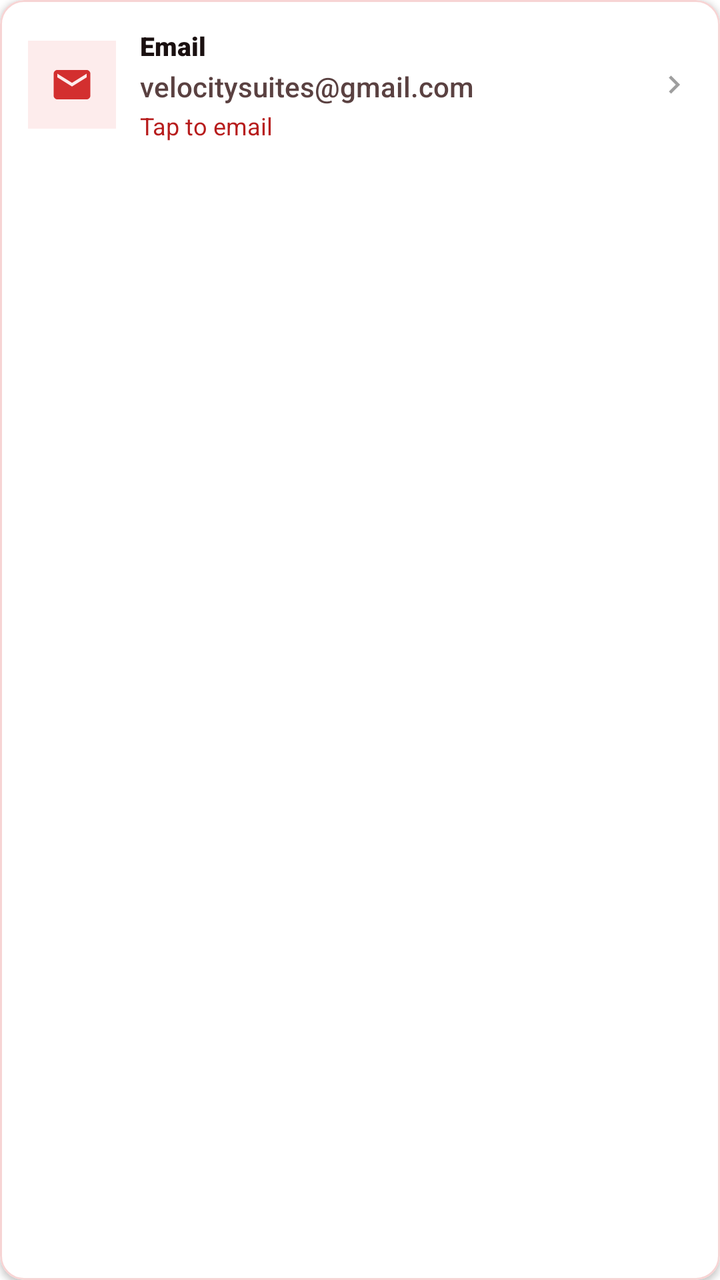
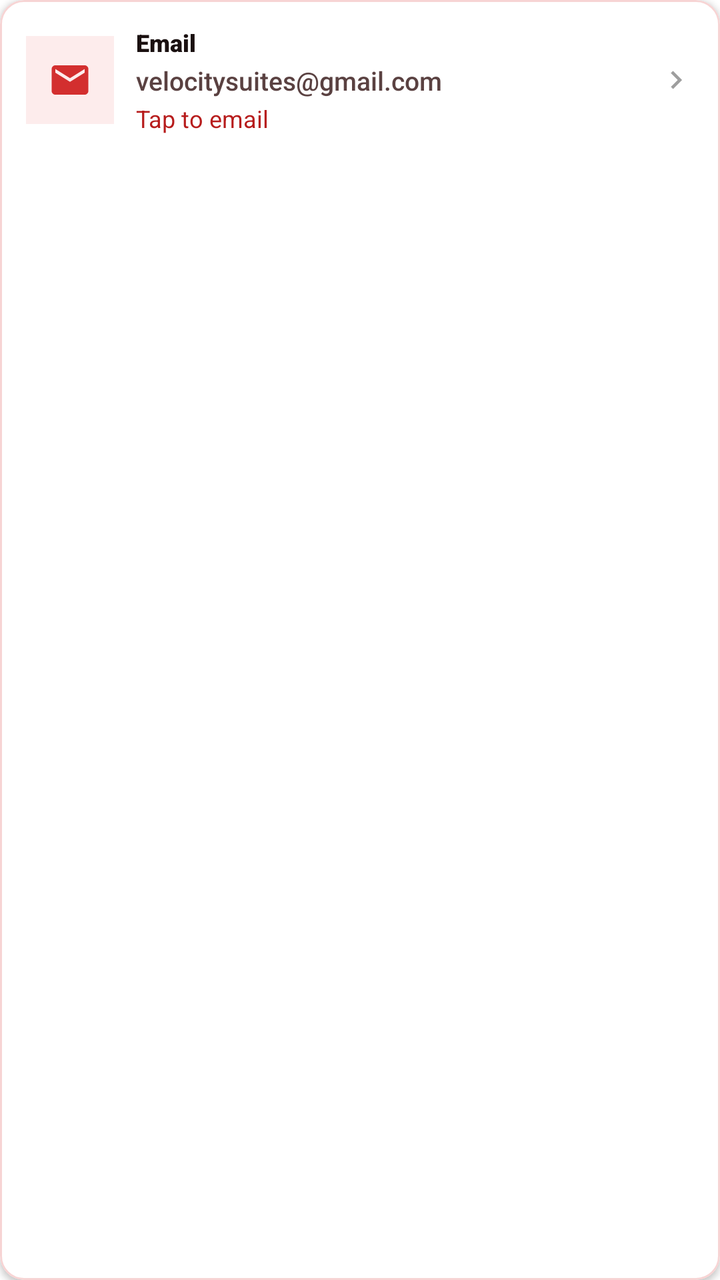

An Android layout rendered at two revisions. The XML below is the earlier revision; the diff shows what the commit changed to produce the second picture.
<!-- AndroidManifest.xml: application theme Theme.VelocitySuites -->
<!-- res/layout/item_landing_contact_email.xml -->
<?xml version="1.0" encoding="utf-8"?>
<com.google.android.material.card.MaterialCardView xmlns:android="http://schemas.android.com/apk/res/android"
    xmlns:app="http://schemas.android.com/apk/res-auto"
    android:id="@+id/cardContactEmail"
    android:layout_width="match_parent"
    android:layout_height="wrap_content"
    android:layout_marginTop="10dp"
    android:clickable="true"
    android:focusable="true"
    app:cardBackgroundColor="@color/velocity_surface_elevated"
    app:cardCornerRadius="@dimen/card_corner_radius"
    app:cardElevation="@dimen/card_elevation"
    app:rippleColor="@color/velocity_red_subtle"
    app:strokeColor="@color/velocity_red_subtle"
    app:strokeWidth="1dp">

    <LinearLayout
        android:layout_width="match_parent"
        android:layout_height="wrap_content"
        android:gravity="center_vertical"
        android:orientation="horizontal"
        android:padding="14dp">

        <FrameLayout
            android:layout_width="44dp"
            android:layout_height="44dp"
            android:background="@drawable/bg_icon_circle_badge">

            <ImageView
                android:layout_width="22dp"
                android:layout_height="22dp"
                android:layout_gravity="center"
                android:importantForAccessibility="no"
                android:src="@drawable/ic_email"
                app:tint="@color/velocity_red_primary" />
        </FrameLayout>

        <LinearLayout
            android:layout_width="0dp"
            android:layout_height="wrap_content"
            android:layout_marginStart="12dp"
            android:layout_weight="1"
            android:orientation="vertical">

            <TextView
                android:layout_width="match_parent"
                android:layout_height="wrap_content"
                android:fontFamily="sans-serif-black"
                android:text="@string/landing_hotel_email_label"
                android:textColor="@color/velocity_text_primary"
                android:textSize="13sp" />

            <TextView
                android:layout_width="match_parent"
                android:layout_height="wrap_content"
                android:layout_marginTop="2dp"
                android:fontFamily="sans-serif-medium"
                android:text="@string/landing_hotel_email"
                android:textColor="@color/velocity_text_secondary"
                android:textSize="14sp" />

            <TextView
                android:layout_width="match_parent"
                android:layout_height="wrap_content"
                android:layout_marginTop="2dp"
                android:fontFamily="sans-serif-bold"
                android:text="@string/landing_hotel_tap_email"
                android:textColor="@color/velocity_action_text"
                android:textSize="12sp" />
        </LinearLayout>

        <ImageView
            android:layout_width="18dp"
            android:layout_height="18dp"
            android:contentDescription="@null"
            android:src="@drawable/ic_chevron_right"
            app:tint="@color/velocity_inactive_gray" />
    </LinearLayout>
</com.google.android.material.card.MaterialCardView>
<!-- resources referenced by this layout -->
<resources>
  <color name="velocity_action_text">#B71C1C</color>
  <color name="velocity_inactive_gray">#9E9E9E</color>
  <color name="velocity_red_primary">#D32F2F</color>
  <color name="velocity_red_subtle">#F7D4D4</color>
  <color name="velocity_surface_elevated">#FFFFFF</color>
  <color name="velocity_text_primary">#1A1010</color>
  <color name="velocity_text_secondary">#5A4141</color>
  <dimen name="card_corner_radius">12dp</dimen>
  <dimen name="card_elevation">2dp</dimen>
  <!-- drawable bg_icon_circle_badge (drawable) -->
  <?xml version="1.0" encoding="utf-8"?>
  <shape xmlns:android="http://schemas.android.com/apk/res/android"
      android:shape="rectangle">
      <solid android:color="@color/velocity_red_soft" />
  </shape>
  <!-- drawable ic_chevron_right (drawable) -->
  <vector xmlns:android="http://schemas.android.com/apk/res/android"
      android:width="24dp"
      android:height="24dp"
      android:viewportWidth="24"
      android:viewportHeight="24"
      android:tint="?attr/colorControlNormal">
    <path
        android:fillColor="@android:color/white"
        android:pathData="M10,6L8.59,7.41L13.17,12l-4.58,4.59L10,18l6,-6L10,6Z"/>
  </vector>
  <!-- drawable ic_email (drawable) -->
  <vector xmlns:android="http://schemas.android.com/apk/res/android"
      android:width="24dp"
      android:height="24dp"
      android:viewportWidth="24"
      android:viewportHeight="24"
      android:tint="#FF000000">
      <path
          android:fillColor="#FF000000"
          android:pathData="M20,4H4c-1.1,0 -1.99,0.9 -1.99,2L2,18c0,1.1 0.9,2 2,2h16c1.1,0 2,-0.9 2,-2V6c0,-1.1 -0.9,-2 -2,-2zM20,8l-8,5 -8,-5V6l8,5 8,-5v2z" />
  </vector>
  <string name="landing_hotel_email">velocitysuites@gmail.com</string>
  <string name="landing_hotel_email_label">Email</string>
  <string name="landing_hotel_tap_email">Tap to email</string>
  <color name="velocity_red_soft">#FDECEC</color>
  <color name="velocity_red_dark">#7F1212</color>
  <color name="white">#FFFFFFFF</color>
  <color name="velocity_red_rose">#EF5350</color>
  <color name="velocity_red_deep">#5A0A0A</color>
  <style name="ShapeAppearance.Velocity.Square" parent="">
          <item name="cornerFamily">rounded</item>
          <item name="cornerSize">0dp</item>
      </style>
  <style name="ShapeAppearance.Velocity.Card" parent="">
          <item name="cornerFamily">rounded</item>
          <item name="cornerSize">@dimen/card_corner_radius</item>
      </style>
  <style name="Widget.Velocity.Card.Flat" parent="Widget.MaterialComponents.CardView">
          <item name="cardElevation">@dimen/card_elevation</item>
          <item name="cardCornerRadius">@dimen/card_corner_radius</item>
          <item name="cardBackgroundColor">@color/velocity_surface_elevated</item>
          <item name="strokeColor">@color/velocity_divider_hairline</item>
          <item name="strokeWidth">1dp</item>
          <item name="shapeAppearance">@style/ShapeAppearance.Velocity.Card</item>
      </style>
  <style name="Widget.Velocity.Flat.Snackbar" parent="Widget.MaterialComponents.Snackbar">
          <item name="android:background">@drawable/bg_snackbar_flat</item>
          <item name="android:elevation">0dp</item>
      </style>
  <color name="velocity_divider_hairline">#1A000000</color>
  <!-- drawable bg_snackbar_flat (drawable) -->
  <?xml version="1.0" encoding="utf-8"?>
  <shape xmlns:android="http://schemas.android.com/apk/res/android" android:shape="rectangle">
      <solid android:color="#323232" />
      <stroke android:width="1dp" android:color="#33FFFFFF" />
      <corners android:radius="0dp" />
  </shape>
  <style name="Widget.Velocity.Flat.BottomSheet" parent="Widget.MaterialComponents.BottomSheet.Modal">
          <item name="shapeAppearanceOverlay">@style/ShapeAppearance.Velocity.Square</item>
          <item name="android:elevation">0dp</item>
          <item name="backgroundTint">@color/velocity_surface_elevated</item>
      </style>
  <!-- unchanged entries left out for length: 8 -->
</resources>

<!-- the commit's change to res/layout/item_landing_contact_email.xml (unified diff, before → after) -->
@@ -19,7 +19,7 @@
         android:layout_height="wrap_content"
         android:gravity="center_vertical"
         android:orientation="horizontal"
-        android:padding="14dp">
+        android:padding="13dp">
 
         <FrameLayout
             android:layout_width="44dp"
@@ -38,7 +38,7 @@
         <LinearLayout
             android:layout_width="0dp"
             android:layout_height="wrap_content"
-            android:layout_marginStart="12dp"
+            android:layout_marginStart="11dp"
             android:layout_weight="1"
             android:orientation="vertical">
 
@@ -48,7 +48,7 @@
                 android:fontFamily="sans-serif-black"
                 android:text="@string/landing_hotel_email_label"
                 android:textColor="@color/velocity_text_primary"
-                android:textSize="13sp" />
+                android:textSize="12sp" />
 
             <TextView
                 android:layout_width="match_parent"
@@ -57,7 +57,7 @@
                 android:fontFamily="sans-serif-medium"
                 android:text="@string/landing_hotel_email"
                 android:textColor="@color/velocity_text_secondary"
-                android:textSize="14sp" />
+                android:textSize="13sp" />
 
             <TextView
                 android:layout_width="match_parent"
